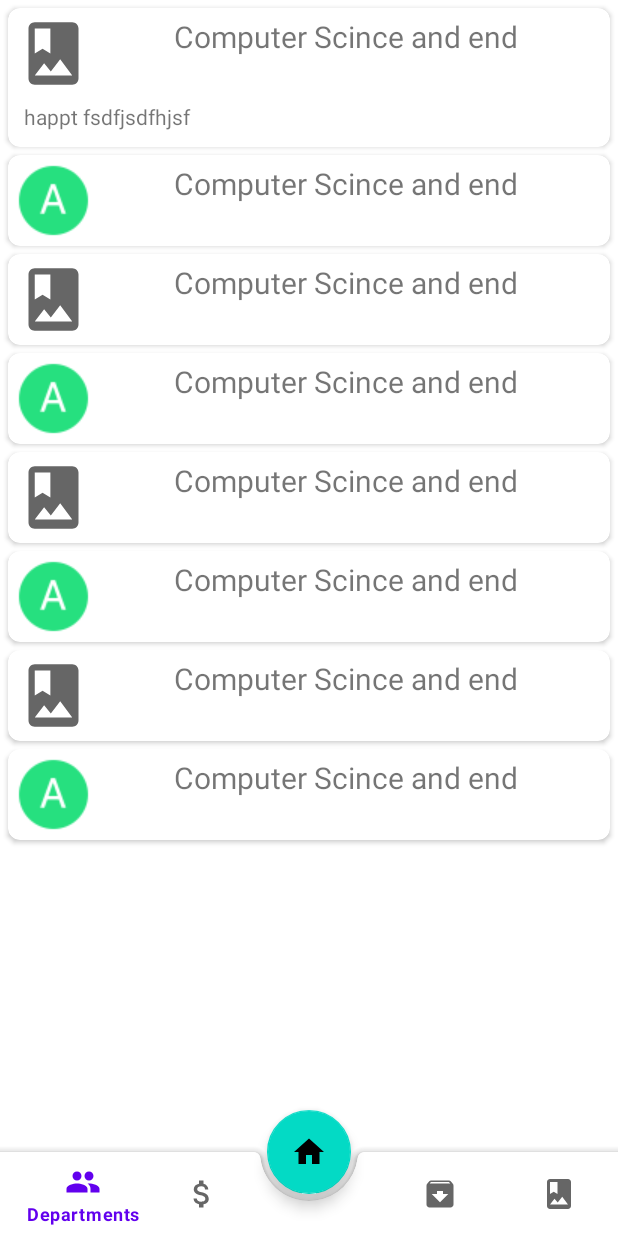
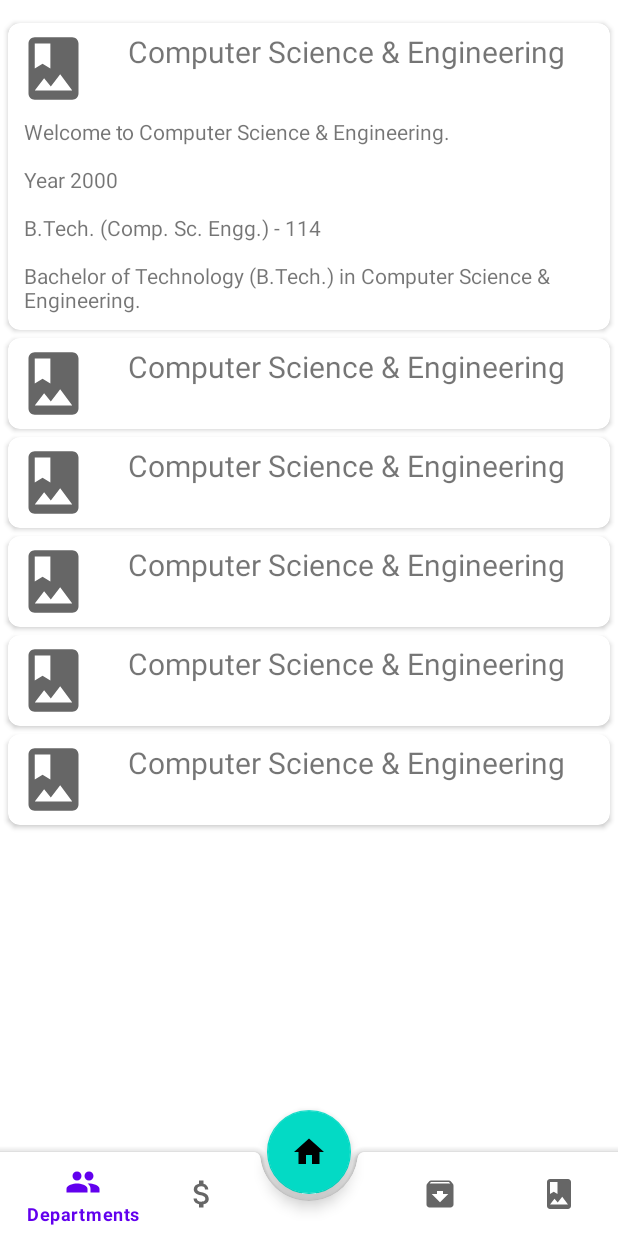
Before and after one commit to iraunit/NITRR, an Android app: the fragment Department placed in its activity, on a phone screen of 412 x 824 dp. Run offline under Robolectric (Android 15) with nearby library versions, the phone set to English and light mode, and no system bars.

```diff
--- a/app/build.gradle
+++ b/app/build.gradle
@@ -31,6 +31,7 @@ android {
     kotlinOptions {
         jvmTarget = '1.8'
     }
+
 }
 
 dependencies {
--- a/app/src/main/java/com/shyptsolution/nitrr/department/Data.kt
+++ b/app/src/main/java/com/shyptsolution/nitrr/department/Data.kt
@@ -1,4 +1,5 @@
 package com.shyptsolution.nitrr.department
 
-class Data(var name:String,var dept:String, var image:Int, var visibilty:Boolean=false) {
+class Data(var name:String,var dept:String, var image:Int,var established:String,var intake:String,var degree:
+String, var visibilty:Boolean=false) {
 }
--- a/app/src/main/java/com/shyptsolution/nitrr/department/Department.kt
+++ b/app/src/main/java/com/shyptsolution/nitrr/department/Department.kt
@@ -9,6 +9,9 @@ import androidx.recyclerview.widget.LinearLayoutManager
 import androidx.recyclerview.widget.RecyclerView
 import androidx.recyclerview.widget.RecyclerView.LayoutManager
 import com.shyptsolution.nitrr.R
+//import android.R
+import androidx.fragment.app.FragmentTransaction
+
 
 // TODO: Rename parameter arguments, choose names that match
 // the fragment initialization parameters, e.g. ARG_ITEM_NUMBER
@@ -48,7 +51,7 @@ class Department : Fragment() {
         savedInstanceState: Bundle?
     ): View? {
         // Inflate the layout for this fragment
-        var view:View= inflater.inflate(R.layout.fragment_department, container, false)
+        var view:View= inflater.inflate(com.shyptsolution.nitrr.R.layout.fragment_department, container, false)
 
 
 
@@ -56,7 +59,7 @@ class Department : Fragment() {
         listofDept.add(DataModel("hello","helloagain","helloagain"))
         listofDept.add(DataModel("hello","helloagain","helloagain"))
         listofDept.add(DataModel("hello","helloagain","helloagain"))
-        recyclerView=view.findViewById(R.id.recyclerdepartment)
+        recyclerView=view.findViewById(com.shyptsolution.nitrr.R.id.recyclerdepartment)
         recyclerView?.layoutManager=LinearLayoutManager(activity)
         recyclerView?.setHasFixedSize(true)
         recyclerView?.adapter=DepartmentAdapter(layoutmanage)
@@ -82,4 +85,8 @@ class Department : Fragment() {
                 }
             }
     }
+
+
+
+
 }
--- a/app/src/main/java/com/shyptsolution/nitrr/department/DepartmentAdapter.kt
+++ b/app/src/main/java/com/shyptsolution/nitrr/department/DepartmentAdapter.kt
@@ -4,29 +4,40 @@ import android.view.LayoutInflater
 import android.view.TextureView
 import android.view.View
 import android.view.ViewGroup
-import android.widget.ImageView
-import android.widget.LinearLayout
-import android.widget.TextView
+import android.widget.*
+import androidx.fragment.app.Fragment
+import androidx.fragment.app.FragmentManager
+import androidx.fragment.app.FragmentTransaction
 import androidx.recyclerview.widget.RecyclerView
+import com.shyptsolution.nitrr.MainFragment
 import com.shyptsolution.nitrr.R
 import org.w3c.dom.Text
 
 class DepartmentAdapter(listofDept:ArrayList<Data>) : RecyclerView.Adapter<DepartmentAdapter.Holder>() {
 
     var listDept:ArrayList<Data> =listofDept
-
+    var homefragment=MainFragment()
+    var thisfragment=Department()
  inner   class Holder(itemview: View):RecyclerView.ViewHolder(itemview) {
                  var one:TextView
                  var two:TextView
+                 var three:TextView
+                 var four:TextView
+                 var five:TextView
         var image:ImageView
         var layoutbottom:LinearLayout
         var layouttop:LinearLayout=itemview.findViewById(R.id.layouttop)
+
      init{
 
           one = itemview.findViewById<TextView>(R.id.departmenttitle)
          two = itemview.findViewById<TextView>(R.id.aboutdepartment)
+         three=itemview.findViewById(R.id.established)
+         four=itemview.findViewById(R.id.intake)
+         five=itemview.findViewById(R.id.degree)
          image=itemView.findViewById<ImageView>(R.id.departmentimage)
         layoutbottom=itemview.findViewById(R.id.layoutbottom)
+
      }
     }
 
@@ -40,6 +51,11 @@ class DepartmentAdapter(listofDept:ArrayList<Data>) : RecyclerView.Adapter<Depar
         holder.one.text=listDept[position].name
         holder.two.text=listDept[position].dept
         holder.image.setImageResource(listDept[position].image)
+        holder.three.text=listDept[position].established
+        holder.four.text=listDept[position].intake
+        holder.five.text=listDept[position].degree
+
+
 
         val isVisible:Boolean=listDept[position].visibilty
         holder.layoutbottom.visibility=if(isVisible) View.VISIBLE else View.GONE
@@ -57,4 +73,13 @@ class DepartmentAdapter(listofDept:ArrayList<Data>) : RecyclerView.Adapter<Depar
     override fun getItemCount(): Int {
       return listDept.size
     }
+
+//    fun replaceFragment(someFragment: Fragment?) {
+//        val transaction: FragmentTransaction = FragmentManager!!.beginTransction()
+//        transaction.replace(R.id.departmentfrag,homefragment)
+//        transaction.addToBackStack(null)
+//        transaction.commit()
+//    }
+
+
 }
--- a/app/src/main/java/com/shyptsolution/nitrr/department/DepartmentData.kt
+++ b/app/src/main/java/com/shyptsolution/nitrr/department/DepartmentData.kt
@@ -7,14 +7,12 @@ object DepartmentData {
 
 
     init {
-        listofDepartment.add(Data("Computer Scince and end","happt fsdfjsdfhjsf", R.drawable.ic_gallery))
-        listofDepartment.add(Data("Computer Scince and end","happt fsdfjsdfhjsf",R.drawable.aicon))
-        listofDepartment.add(Data("Computer Scince and end","happt fsdfjsdfhjsf", R.drawable.ic_gallery))
-        listofDepartment.add(Data("Computer Scince and end","happt fsdfjsdfhjsf",R.drawable.aicon))
-        listofDepartment.add(Data("Computer Scince and end","happt fsdfjsdfhjsf", R.drawable.ic_gallery))
-        listofDepartment.add(Data("Computer Scince and end","happt fsdfjsdfhjsf",R.drawable.aicon))
-        listofDepartment.add(Data("Computer Scince and end","happt fsdfjsdfhjsf", R.drawable.ic_gallery))
-        listofDepartment.add(Data("Computer Scince and end","happt fsdfjsdfhjsf",R.drawable.aicon))
+        listofDepartment.add(Data("Computer Science & Engineering","Welcome to Computer Science & Engineering.", R.drawable.ic_gallery,"Year 2000","B.Tech. (Comp. Sc. Engg.) - 114","Bachelor of Technology (B.Tech.) in Computer Science & Engineering."))
+        listofDepartment.add(Data("Computer Science & Engineering","Welcome to Computer Science & Engineering.", R.drawable.ic_gallery,"Year 2000","B.Tech. (Comp. Sc. Engg.) - 114","Bachelor of Technology (B.Tech.) in Computer Science & Engineering."))
+        listofDepartment.add(Data("Computer Science & Engineering","Welcome to Computer Science & Engineering.", R.drawable.ic_gallery,"Year 2000","B.Tech. (Comp. Sc. Engg.) - 114","Bachelor of Technology (B.Tech.) in Computer Science & Engineering."))
+        listofDepartment.add(Data("Computer Science & Engineering","Welcome to Computer Science & Engineering.", R.drawable.ic_gallery,"Year 2000","B.Tech. (Comp. Sc. Engg.) - 114","Bachelor of Technology (B.Tech.) in Computer Science & Engineering."))
+        listofDepartment.add(Data("Computer Science & Engineering","Welcome to Computer Science & Engineering.", R.drawable.ic_gallery,"Year 2000","B.Tech. (Comp. Sc. Engg.) - 114","Bachelor of Technology (B.Tech.) in Computer Science & Engineering."))
+        listofDepartment.add(Data("Computer Science & Engineering","Welcome to Computer Science & Engineering.", R.drawable.ic_gallery,"Year 2000","B.Tech. (Comp. Sc. Engg.) - 114","Bachelor of Technology (B.Tech.) in Computer Science & Engineering."))
     }
 
 }
--- a/app/src/main/res/layout/cardview.xml
+++ b/app/src/main/res/layout/cardview.xml
@@ -62,6 +62,38 @@
                 android:layout_marginRight="5dp"
                 android:layout_height="wrap_content"
                 android:text="TextView" />
+
+            <TextView
+                android:id="@+id/established"
+                android:layout_width="match_parent"
+                android:paddingTop="5dp"
+                android:layout_marginTop="2dp"
+                android:paddingBottom="5dp"
+                android:layout_marginLeft="5dp"
+                android:layout_marginRight="5dp"
+                android:layout_height="wrap_content"
+                android:text="TextView" />
+            <TextView
+                android:id="@+id/intake"
+                android:layout_width="match_parent"
+                android:paddingTop="5dp"
+                android:layout_marginTop="2dp"
+                android:paddingBottom="5dp"
+                android:layout_marginLeft="5dp"
+                android:layout_marginRight="5dp"
+                android:layout_height="wrap_content"
+                android:text="TextView" />
+            <TextView
+                android:id="@+id/degree"
+                android:layout_width="match_parent"
+                android:paddingTop="5dp"
+                android:layout_marginTop="2dp"
+                android:paddingBottom="5dp"
+                android:layout_marginLeft="5dp"
+                android:layout_marginRight="5dp"
+                android:layout_height="wrap_content"
+                android:text="TextView" />
+
         </LinearLayout>
 
     </androidx.constraintlayout.widget.ConstraintLayout>
--- a/app/src/main/res/layout/fragment_department.xml
+++ b/app/src/main/res/layout/fragment_department.xml
@@ -2,6 +2,7 @@
 <FrameLayout xmlns:android="http://schemas.android.com/apk/res/android"
     xmlns:app="http://schemas.android.com/apk/res-auto"
     xmlns:tools="http://schemas.android.com/tools"
+    android:id="@+id/departmentfrag"
     android:layout_width="match_parent"
     android:layout_height="match_parent"
     tools:context=".department.Department">
@@ -9,5 +10,7 @@
     <androidx.recyclerview.widget.RecyclerView
         android:id="@+id/recyclerdepartment"
         android:layout_width="match_parent"
-        android:layout_height="match_parent" />
+        android:layout_height="match_parent"
+        android:layout_marginTop="10dp"
+        android:layout_marginBottom="55dp" />
 </FrameLayout>
```
